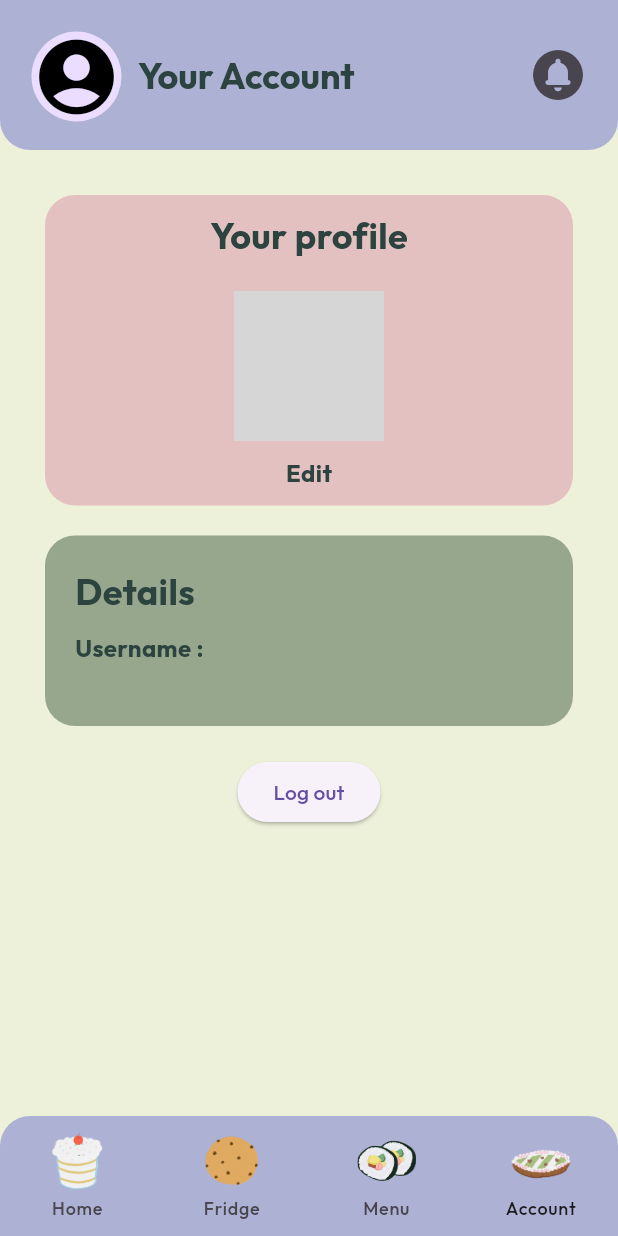
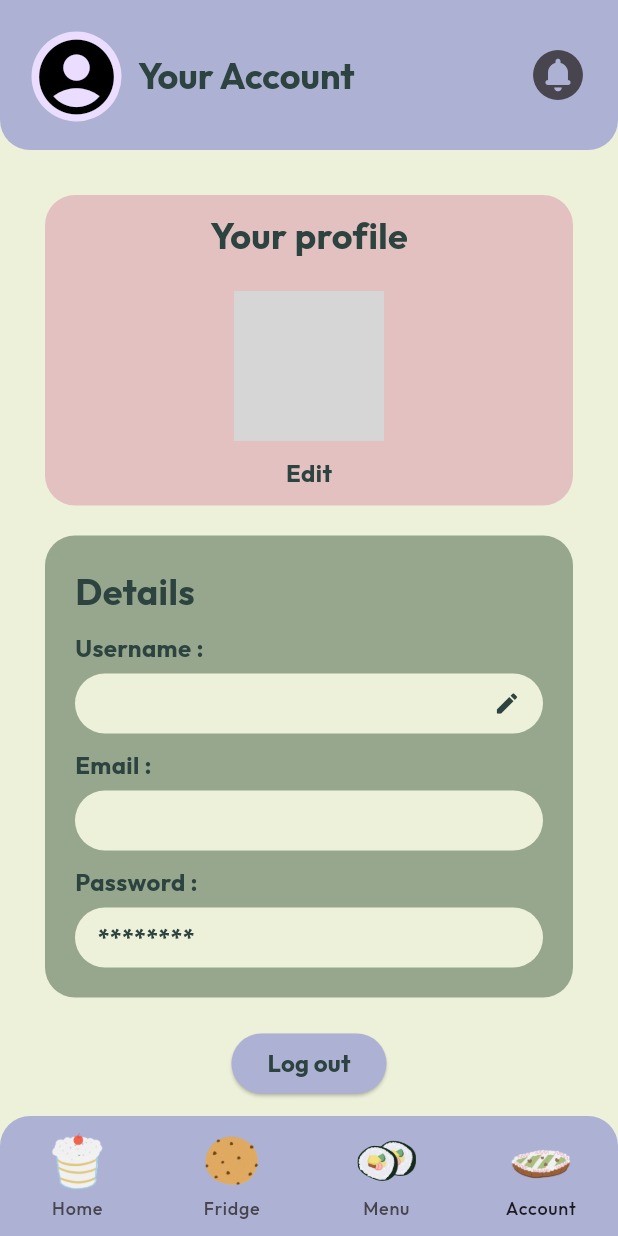
Before and after one commit to ttaaeee69/Freshly, a Flutter app: the screen it shows once a user with an empty profile is signed in, item 4 of the bottom bar chosen, on a phone screen of 412 x 824 dp. Run offline on Flutter 3.47's test engine with Material 3 defaults, Android fonts, the phone set to English and light mode, and no system bars; our stand-ins replace cloud_firestore, dio, firebase_auth, firebase_core, firebase_storage, form_field_validator and 3 more; accounts and stored records are empty; network calls fail; grey boxes are pictures that could not be loaded.

Commit message:
profile_page

```diff
--- a/freshly/lib/pages/account/profile_page.dart
+++ b/freshly/lib/pages/account/profile_page.dart
@@ -81,6 +81,7 @@ class _ProfilePageState extends State<ProfilePage> {
     if (_selectedImage == null) {
       throw Exception("No image selected for upload.");
     }
+    print(_selectedImage!.path);
 
     try {
       final storageRef = FirebaseStorage.instance.ref();
@@ -217,6 +218,7 @@ class _ProfilePageState extends State<ProfilePage> {
 
                   // Username Field
                   Column(
+                    crossAxisAlignment: CrossAxisAlignment.start,
                     children: [
                       Text(
                         "Username :",
@@ -225,15 +227,120 @@ class _ProfilePageState extends State<ProfilePage> {
                           fontWeight: FontWeight.bold,
                         ),
                       ),
-                      Text(_username ?? ""),
+                      const SizedBox(height: 5),
+                      Container(
+                        alignment: Alignment.centerLeft,
+                        height: 40,
+                        width: double.infinity,
+                        padding: const EdgeInsets.only(left: 15.0),
+                        decoration: BoxDecoration(
+                          color: HexColor("#EEF1DA"),
+                          borderRadius: BorderRadius.circular(20.0),
+                        ),
+                        child: Row(
+                          mainAxisAlignment: MainAxisAlignment.spaceBetween,
+                          children: [
+                            Text(
+                              _username ?? "",
+                              style: TextStyle(
+                                fontSize: 16,
+                                fontWeight: FontWeight.bold,
+                              ),
+                            ),
+                            IconButton(
+                              icon: Icon(Icons.edit_rounded),
+                              iconSize: 18.0,
+                              color: HexColor('#2C4340'),
+                              onPressed: () {},
+                            ),
+                          ],
+                        ),
+                      ),
+                    ],
+                  ),
+                  // Email Field
+                  Column(
+                    crossAxisAlignment: CrossAxisAlignment.start,
+                    children: [
+                      Text(
+                        "Email :",
+                        style: TextStyle(
+                          fontSize: 16,
+                          fontWeight: FontWeight.bold,
+                        ),
+                      ),
+                      const SizedBox(height: 5),
+                      Container(
+                        alignment: Alignment.centerLeft,
+                        height: 40,
+                        width: double.infinity,
+                        padding: const EdgeInsets.only(left: 15.0),
+                        decoration: BoxDecoration(
+                          color: HexColor("#EEF1DA"),
+                          borderRadius: BorderRadius.circular(20.0),
+                        ),
+                        child: Text(
+                          user.email ?? "",
+                          style: TextStyle(
+                            fontSize: 16,
+                            fontWeight: FontWeight.bold,
+                          ),
+                        ),
+                      ),
+                    ],
+                  ),
+                  // Passowrd Field
+                  Column(
+                    crossAxisAlignment: CrossAxisAlignment.start,
+                    children: [
+                      Text(
+                        "Password :",
+                        style: TextStyle(
+                          fontSize: 16,
+                          fontWeight: FontWeight.bold,
+                        ),
+                      ),
+                      const SizedBox(height: 5),
+                      Container(
+                        alignment: Alignment.centerLeft,
+                        height: 40,
+                        width: double.infinity,
+                        padding: const EdgeInsets.only(left: 15.0),
+                        decoration: BoxDecoration(
+                          color: HexColor("#EEF1DA"),
+                          borderRadius: BorderRadius.circular(20.0),
+                        ),
+                        child: Text(
+                          "********",
+                          style: TextStyle(
+                            fontSize: 16,
+                            fontWeight: FontWeight.bold,
+                          ),
+                        ),
+                      ),
                     ],
                   ),
                 ],
               ),
             ),
             Center(
-                child:
-                    ElevatedButton(onPressed: _logout, child: Text("Log out"))),
+              child: ElevatedButton(
+                style: ElevatedButton.styleFrom(
+                  backgroundColor: HexColor("#ADB2D4"),
+                  shape: RoundedRectangleBorder(
+                    borderRadius: BorderRadius.circular(20.0),
+                  ),
+                ),
+                onPressed: _logout,
+                child: Text(
+                  "Log out",
+                  style: TextStyle(
+                      fontWeight: FontWeight.bold,
+                      fontSize: 16,
+                      color: HexColor('#2C4340')),
+                ),
+              ),
+            ),
           ],
         ),
       ),
```
